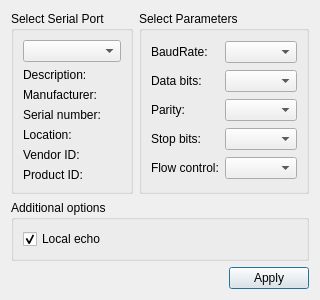
The window that src/settingsdialog.ui (eeyoo/step-servo-tuner) describes before a commit, drawn with Qt 5.
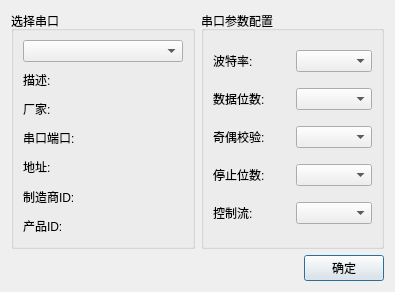
The same window after the commit.

```diff
--- a/src/settingsdialog.ui
+++ b/src/settingsdialog.ui
@@ -6,24 +6,80 @@
    <rect>
     <x>0</x>
     <y>0</y>
-    <width>281</width>
-    <height>262</height>
+    <width>395</width>
+    <height>292</height>
    </rect>
   </property>
   <property name="windowTitle">
    <string>Settings</string>
   </property>
-  <layout class="QGridLayout" name="gridLayout_3">
-   <item row="0" column="1">
+  <layout class="QVBoxLayout" name="verticalLayout">
+   <item>
+    <layout class="QHBoxLayout" name="horizontalLayout_2">
+     <item>
+      <widget class="QGroupBox" name="selectBox">
+       <property name="title">
+        <string>选择串口</string>
+       </property>
+       <layout class="QGridLayout" name="gridLayout">
+        <item row="0" column="0">
+         <widget class="QComboBox" name="serialPortInfoListBox"/>
+        </item>
+        <item row="1" column="0">
+         <widget class="QLabel" name="descriptionLabel">
+          <property name="text">
+           <string>描述:</string>
+          </property>
+         </widget>
+        </item>
+        <item row="2" column="0">
+         <widget class="QLabel" name="manufacturerLabel">
+          <property name="text">
+           <string>厂家:</string>
+          </property>
+         </widget>
+        </item>
+        <item row="3" column="0">
+         <widget class="QLabel" name="serialNumberLabel">
+          <property name="text">
+           <string>串口端口:</string>
+          </property>
+         </widget>
+        </item>
+        <item row="4" column="0">
+         <widget class="QLabel" name="locationLabel">
+          <property name="text">
+           <string>地址:</string>
+          </property>
+         </widget>
+        </item>
+        <item row="5" column="0">
+         <widget class="QLabel" name="vidLabel">
+          <property name="text">
+           <string>制造商ID:</string>
+          </property>
+         </widget>
+        </item>
+        <item row="6" column="0">
+         <widget class="QLabel" name="pidLabel">
+          <property name="text">
+           <string>产品ID:</string>
+          </property>
+         </widget>
+        </item>
+       </layout>
+      </widget>
+     </item>
+     <item>
     <widget class="QGroupBox" name="parametersBox">
      <property name="title">
-      <string>Select Parameters</string>
-     </property>
-     <layout class="QGridLayout" name="gridLayout_2">
+        <string>串口参数配置</string>
+       </property>
+       <layout class="QGridLayout" name="gridLayout_2" columnminimumwidth="0,1">
       <item row="0" column="0">
        <widget class="QLabel" name="baudRateLabel">
         <property name="text">
-         <string>BaudRate:</string>
+           <string>波特率:</string>
         </property>
        </widget>
       </item>
@@ -33,7 +89,7 @@
       <item row="1" column="0">
        <widget class="QLabel" name="dataBitsLabel">
         <property name="text">
-         <string>Data bits:</string>
+           <string>数据位数:</string>
         </property>
        </widget>
       </item>
@@ -43,7 +99,7 @@
       <item row="2" column="0">
        <widget class="QLabel" name="parityLabel">
         <property name="text">
-         <string>Parity:</string>
+           <string>奇偶校验:</string>
         </property>
        </widget>
       </item>
@@ -53,7 +109,7 @@
       <item row="3" column="0">
        <widget class="QLabel" name="stopBitsLabel">
         <property name="text">
-         <string>Stop bits:</string>
+           <string>停止位数:</string>
         </property>
        </widget>
       </item>
@@ -63,7 +119,7 @@
       <item row="4" column="0">
        <widget class="QLabel" name="flowControlLabel">
         <property name="text">
-         <string>Flow control:</string>
+           <string>控制流:</string>
         </property>
        </widget>
       </item>
@@ -73,61 +129,9 @@
      </layout>
     </widget>
    </item>
-   <item row="0" column="0">
-    <widget class="QGroupBox" name="selectBox">
-     <property name="title">
-      <string>Select Serial Port</string>
-     </property>
-     <layout class="QGridLayout" name="gridLayout">
-      <item row="0" column="0">
-       <widget class="QComboBox" name="serialPortInfoListBox"/>
-      </item>
-      <item row="1" column="0">
-       <widget class="QLabel" name="descriptionLabel">
-        <property name="text">
-         <string>Description:</string>
-        </property>
-       </widget>
-      </item>
-      <item row="2" column="0">
-       <widget class="QLabel" name="manufacturerLabel">
-        <property name="text">
-         <string>Manufacturer:</string>
-        </property>
-       </widget>
-      </item>
-      <item row="3" column="0">
-       <widget class="QLabel" name="serialNumberLabel">
-        <property name="text">
-         <string>Serial number:</string>
-        </property>
-       </widget>
-      </item>
-      <item row="4" column="0">
-       <widget class="QLabel" name="locationLabel">
-        <property name="text">
-         <string>Location:</string>
-        </property>
-       </widget>
-      </item>
-      <item row="5" column="0">
-       <widget class="QLabel" name="vidLabel">
-        <property name="text">
-         <string>Vendor ID:</string>
-        </property>
-       </widget>
-      </item>
-      <item row="6" column="0">
-       <widget class="QLabel" name="pidLabel">
-        <property name="text">
-         <string>Product ID:</string>
-        </property>
-       </widget>
-      </item>
-     </layout>
-    </widget>
+    </layout>
    </item>
-   <item row="2" column="0" colspan="2">
+   <item>
     <layout class="QHBoxLayout" name="horizontalLayout">
      <item>
       <spacer name="horizontalSpacer">
@@ -145,31 +149,12 @@
      <item>
       <widget class="QPushButton" name="applyButton">
        <property name="text">
-        <string>Apply</string>
+        <string>确定</string>
        </property>
       </widget>
      </item>
     </layout>
    </item>
-   <item row="1" column="0" colspan="2">
-    <widget class="QGroupBox" name="additionalOptionsGroupBox">
-     <property name="title">
-      <string>Additional options</string>
-     </property>
-     <layout class="QVBoxLayout" name="verticalLayout">
-      <item>
-       <widget class="QCheckBox" name="localEchoCheckBox">
-        <property name="text">
-         <string>Local echo</string>
-        </property>
-        <property name="checked">
-         <bool>true</bool>
-        </property>
-       </widget>
-      </item>
-     </layout>
-    </widget>
-   </item>
   </layout>
  </widget>
  <resources/>
```
Lines whose indentation alone changed are shown as unchanged.
